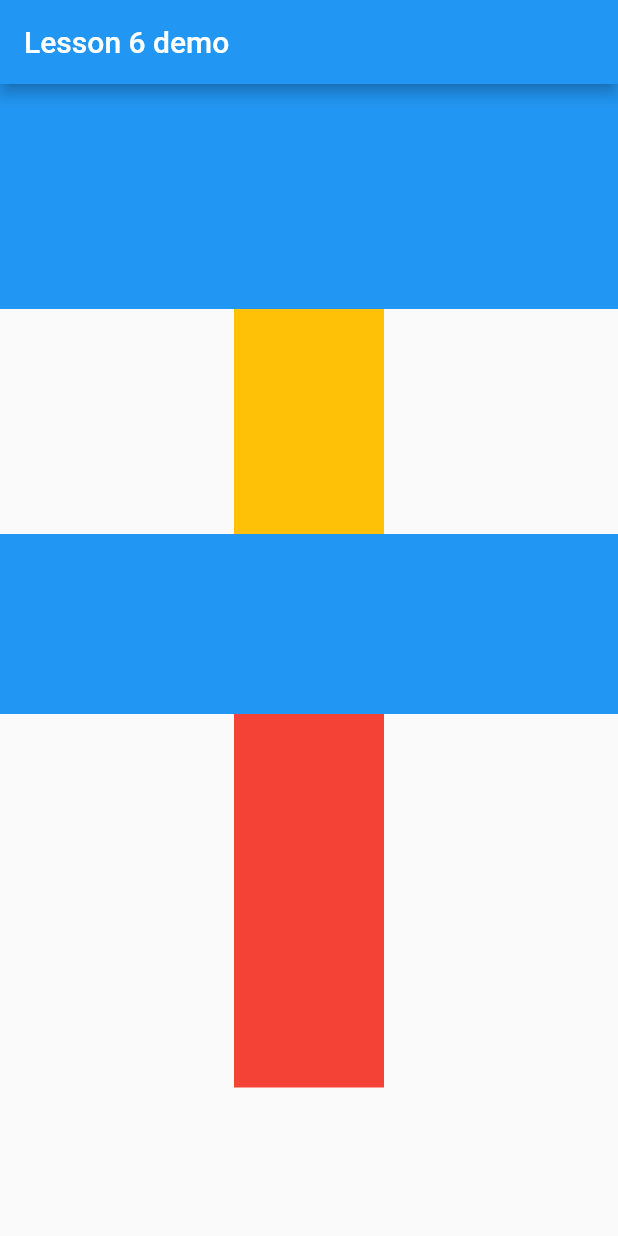
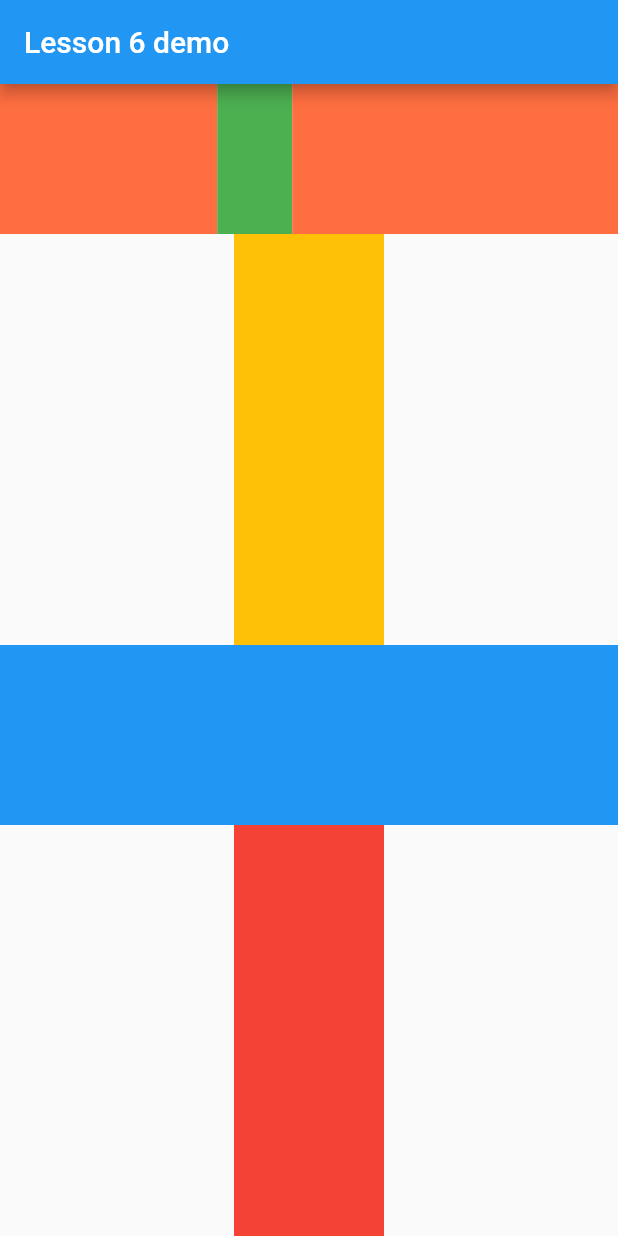
Before and after one commit to DuyLeHong/fluttertest2, a Flutter app: the MyStatelessWidget screen opened directly, on a phone screen of 412 x 824 dp. Run offline on Flutter 3.47's test engine with Material 2 defaults, Android fonts, the phone set to English and light mode, and no system bars; our stand-ins replace sqflite; accounts and stored records are empty; Roboto replaces fonts that are missing (Georgia).

Commit message:
Lesson 6: Flexible + Expanded Widget

```diff
--- a/lib/view/Lesson6.dart
+++ b/lib/view/Lesson6.dart
@@ -29,13 +29,34 @@ class MyStatelessWidget extends StatelessWidget {
         child: Center(
           child: Column(
             children: <Widget>[
-              Container(
-                color: Colors.blue,
-                height: 150,
+              Row(
+                children: <Widget>[
+                  Expanded(
+                    flex: 2,
+                    child: Container(
+                      color: Colors.deepOrangeAccent,
+                      height: 100,
+                    ),
+                  ),
+                  Container(
+                    color: Colors.green,
+                    height: 100,
+                    width: 50,
+                  ),
+                  Flexible(
+                    flex: 3,
+                    fit: FlexFit.tight,
+                    child: Container(
+                      color: Colors.deepOrangeAccent,
+                      height: 100,
+                      width: 10,
+                    ),
+                  ),
+                ],
               ),
               Flexible(
                 flex: 1,
-                //fit: FlexFit.tight, // thu bo comment cho nay
+                fit: FlexFit.tight, // thu bo comment cho nay
                 child: Container(
                   color: Colors.amber,
                   width: 100,
```
